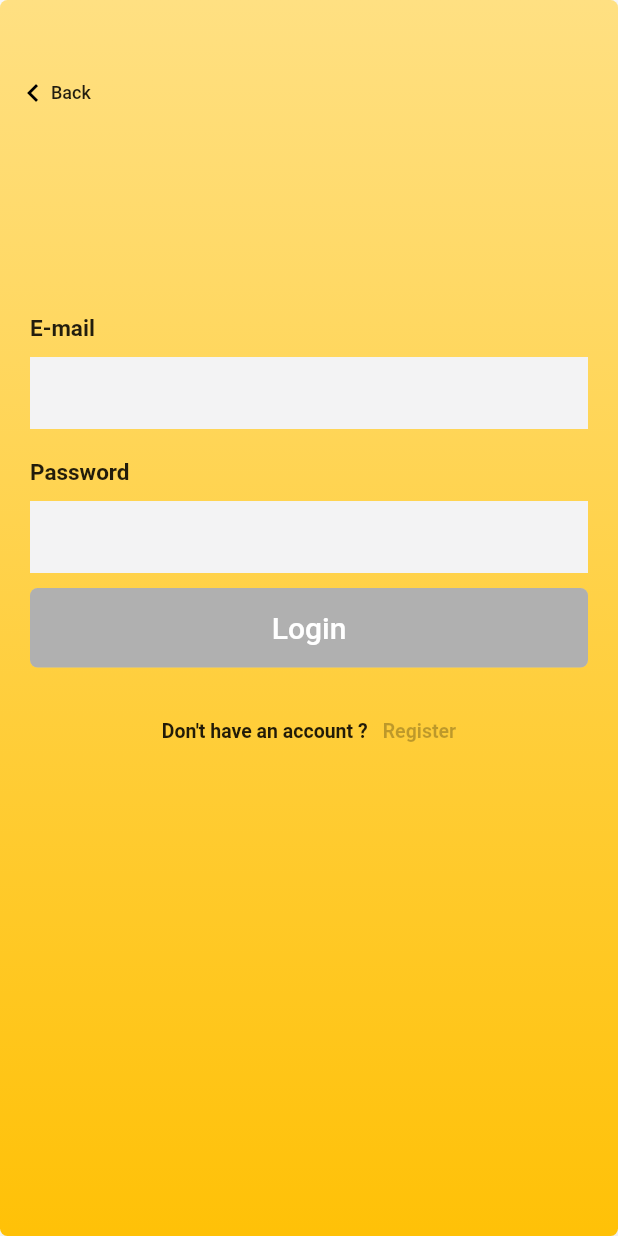
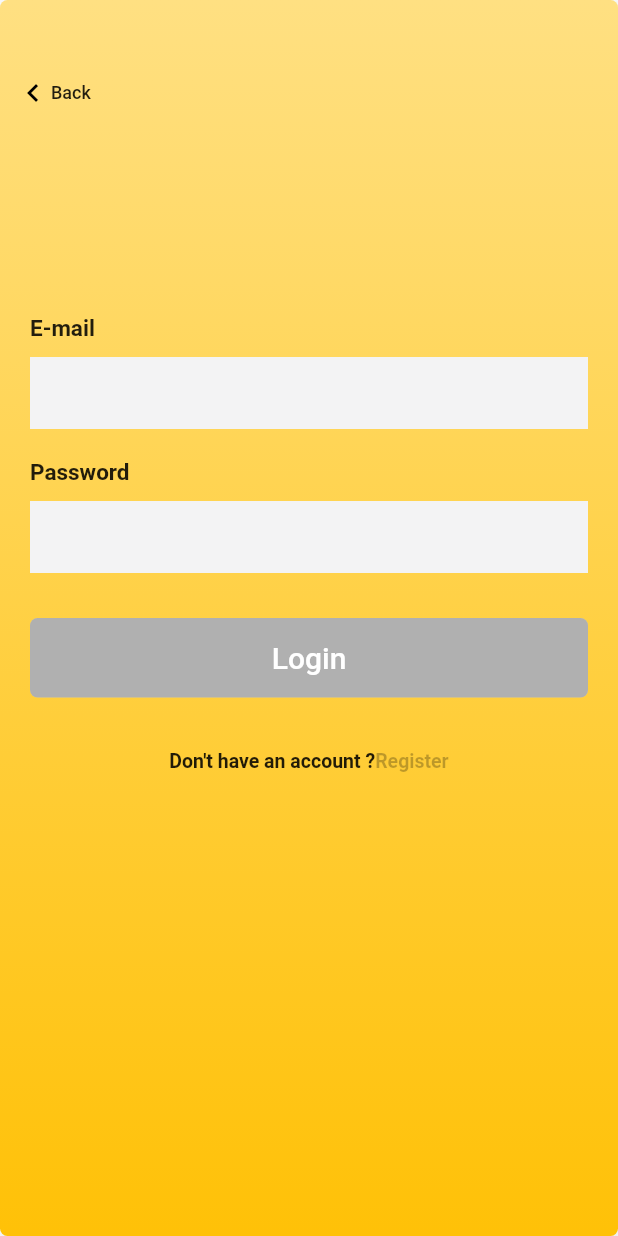
Before and after one commit to buma2/basicLoginFlutterDesign, a Flutter app: the screen it shows after launch, after a tap on "Login", on a phone screen of 412 x 824 dp. Run offline on Flutter 3.47's test engine with Material 2 defaults, Android fonts, the phone set to English and light mode, and no system bars; our stand-ins replace google_fonts.

Commit message:
small refactoring

```diff
--- a/lib/loginPage.dart
+++ b/lib/loginPage.dart
@@ -58,9 +58,6 @@ class _LoginPageState extends State<LoginPage> {
               'Don\'t have an account ?',
               style: TextStyle(fontSize: 13, fontWeight: FontWeight.w600),
             ),
-            SizedBox(
-              width: 10,
-            ),
             Text(
               'Register',
               style: TextStyle(
@@ -76,11 +73,14 @@ class _LoginPageState extends State<LoginPage> {
 
 
   Widget _emailPasswordWidget() {
-    return Column(
-      children: <Widget>[
-        entryField("E-mail"),
-        entryField("Password", isPassword: true),
-      ],
+    return Padding(
+      padding: const EdgeInsets.only(bottom: 20.0),
+      child: Column(
+        children: <Widget>[
+          entryField("E-mail"),
+          entryField("Password", isPassword: true),
+        ],
+      ),
     );
   }
 
--- a/lib/signup.dart
+++ b/lib/signup.dart
@@ -58,9 +58,6 @@ class _SignUpPageState extends State<SignUpPage> {
             Text(
               'Already have an account ?',
               style: TextStyle(fontSize: 13, fontWeight: FontWeight.w600),
-            ),
-            SizedBox(
-              width: 10,
             ),
             Text(
               'Login',
```
